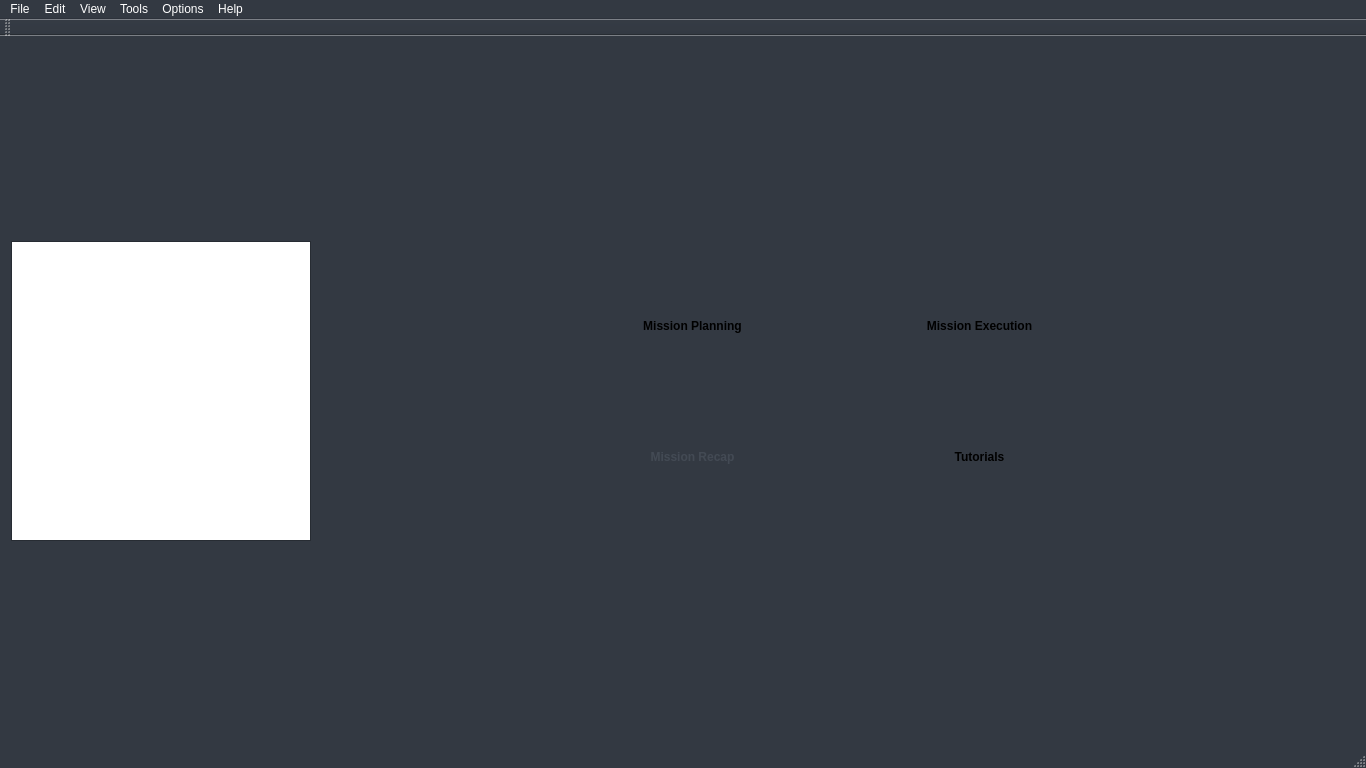
The window that GUI/UAV-Forge-New/mainwindow.ui (UCI-UAVForge/GroundStation) describes before a commit, drawn with Qt 5.
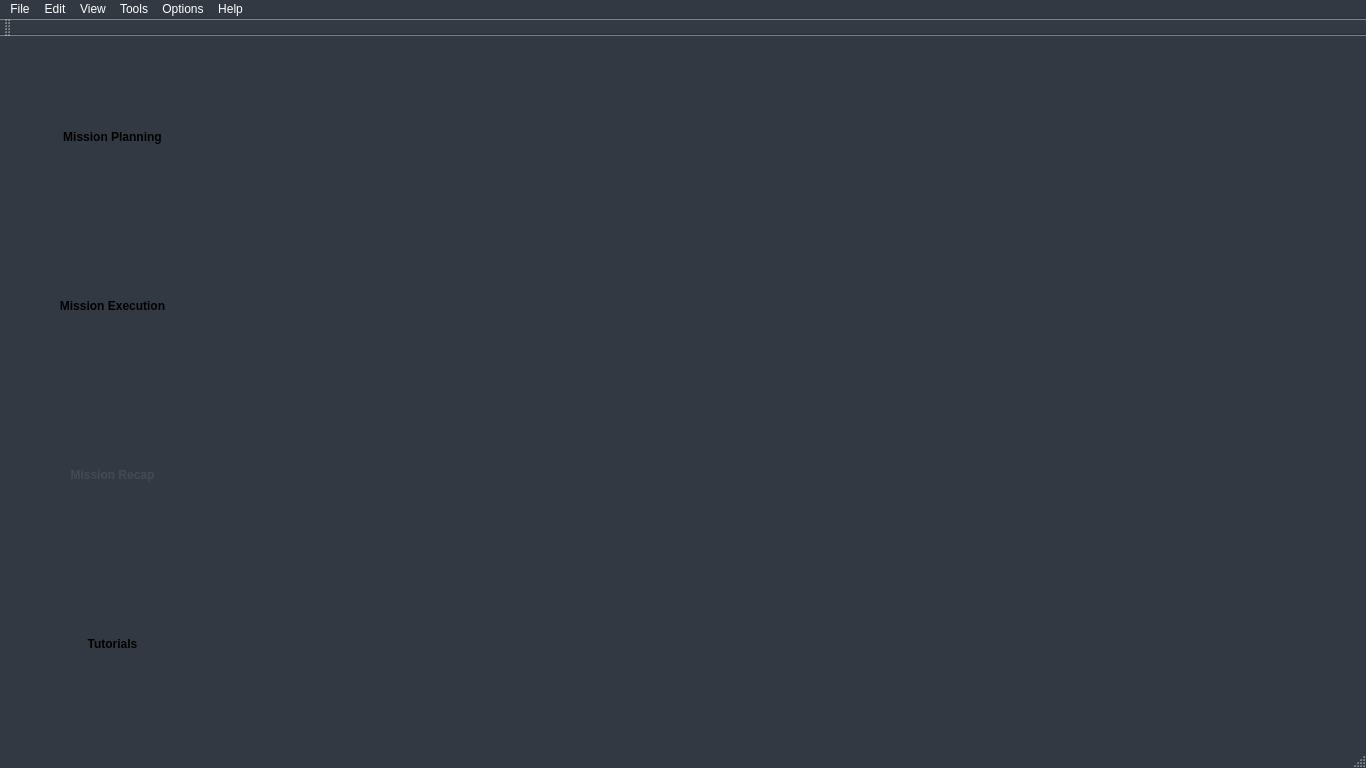
The same window after the commit.

Commit message: Moved main window and added tutorial

Diff of the .ui file:
```diff
--- a/GUI/UAV-Forge-New/mainwindow.ui
+++ b/GUI/UAV-Forge-New/mainwindow.ui
@@ -167,22 +167,6 @@
   <widget class="QWidget" name="centralWidget">
    <layout class="QHBoxLayout" name="horizontalLayout">
     <item>
-     <widget class="QTextBrowser" name="textBrowser">
-      <property name="sizePolicy">
-       <sizepolicy hsizetype="Fixed" vsizetype="Fixed">
-        <horstretch>0</horstretch>
-        <verstretch>0</verstretch>
-       </sizepolicy>
-      </property>
-      <property name="minimumSize">
-       <size>
-        <width>300</width>
-        <height>300</height>
-       </size>
-      </property>
-     </widget>
-    </item>
-    <item alignment="Qt::AlignRight|Qt::AlignVCenter">
      <widget class="QWidget" name="widget" native="true">
       <property name="sizePolicy">
        <sizepolicy hsizetype="Minimum" vsizetype="Minimum">
@@ -240,6 +224,43 @@
          </property>
         </widget>
        </item>
+       <item>
+        <widget class="QPushButton" name="pushButton_8">
+         <property name="sizePolicy">
+          <sizepolicy hsizetype="Fixed" vsizetype="Fixed">
+           <horstretch>0</horstretch>
+           <verstretch>0</verstretch>
+          </sizepolicy>
+         </property>
+         <property name="minimumSize">
+          <size>
+           <width>181</width>
+           <height>81</height>
+          </size>
+         </property>
+         <property name="maximumSize">
+          <size>
+           <width>181</width>
+           <height>81</height>
+          </size>
+         </property>
+         <property name="styleSheet">
+          <string notr="true"> QPushButton { 
+background-color: &quot;#CCD1D9&quot;; 
+color: &quot;#434A54&quot;; 
+border-radius: 10px;
+font-weight: bold;
+border: none; 
+}
+ QPushButton:pressed {
+     background-color: #E6E9ED
+ }</string>
+         </property>
+         <property name="text">
+          <string>Mission Execution</string>
+         </property>
+        </widget>
+       </item>
        <item>
         <widget class="QPushButton" name="pushButton_7">
          <property name="sizePolicy">
@@ -476,67 +497,6 @@
          </property>
         </widget>
        </item>
-      </layout>
-     </widget>
-    </item>
-    <item alignment="Qt::AlignLeft|Qt::AlignVCenter">
-     <widget class="QWidget" name="widget_2" native="true">
-      <property name="sizePolicy">
-       <sizepolicy hsizetype="Minimum" vsizetype="Minimum">
-        <horstretch>0</horstretch>
-        <verstretch>0</verstretch>
-       </sizepolicy>
-      </property>
-      <property name="minimumSize">
-       <size>
-        <width>0</width>
-        <height>0</height>
-       </size>
-      </property>
-      <layout class="QVBoxLayout" name="verticalLayout_3">
-       <property name="spacing">
-        <number>50</number>
-       </property>
-       <property name="leftMargin">
-        <number>50</number>
-       </property>
-       <item>
-        <widget class="QPushButton" name="pushButton_8">
-         <property name="sizePolicy">
-          <sizepolicy hsizetype="Fixed" vsizetype="Fixed">
-           <horstretch>0</horstretch>
-           <verstretch>0</verstretch>
-          </sizepolicy>
-         </property>
-         <property name="minimumSize">
-          <size>
-           <width>181</width>
-           <height>81</height>
-          </size>
-         </property>
-         <property name="maximumSize">
-          <size>
-           <width>181</width>
-           <height>81</height>
-          </size>
-         </property>
-         <property name="styleSheet">
-          <string notr="true"> QPushButton { 
-background-color: &quot;#CCD1D9&quot;; 
-color: &quot;#434A54&quot;; 
-border-radius: 10px;
-font-weight: bold;
-border: none; 
-}
- QPushButton:pressed {
-     background-color: #E6E9ED
- }</string>
-         </property>
-         <property name="text">
-          <string>Mission Execution</string>
-         </property>
-        </widget>
-       </item>
        <item>
         <widget class="QPushButton" name="pushButton_6">
          <property name="sizePolicy">
```
Left out of the diff: 4 changed lines with no effect on the pictures. The commit also changes 7 other files.
